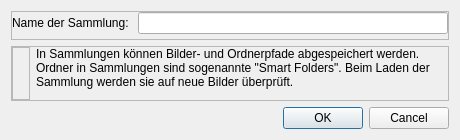
This is savecolldialog.ui in hel800/picture-show2 as Qt 5 draws it before an edit. The edited form follows.
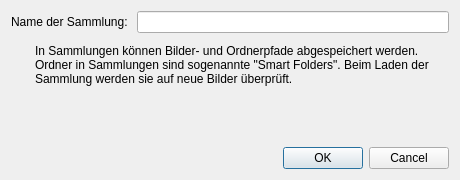
This is the edited form. Icons and pictures are not drawn.

Diff of the .ui file:
```diff
--- a/savecolldialog.ui
+++ b/savecolldialog.ui
@@ -7,13 +7,19 @@
     <x>0</x>
     <y>0</y>
     <width>460</width>
-    <height>140</height>
+    <height>180</height>
    </rect>
   </property>
+  <property name="sizePolicy">
+   <sizepolicy hsizetype="MinimumExpanding" vsizetype="Preferred">
+    <horstretch>0</horstretch>
+    <verstretch>0</verstretch>
+   </sizepolicy>
+  </property>
   <property name="minimumSize">
    <size>
     <width>460</width>
-    <height>140</height>
+    <height>180</height>
    </size>
   </property>
   <property name="maximumSize">
@@ -29,7 +35,7 @@
    <item>
     <widget class="QFrame" name="frame">
      <property name="frameShape">
-      <enum>QFrame::StyledPanel</enum>
+      <enum>QFrame::NoFrame</enum>
      </property>
      <property name="frameShadow">
       <enum>QFrame::Raised</enum>
@@ -67,7 +73,7 @@
    <item>
     <widget class="QFrame" name="frame_2">
      <property name="frameShape">
-      <enum>QFrame::StyledPanel</enum>
+      <enum>QFrame::NoFrame</enum>
      </property>
      <property name="frameShadow">
       <enum>QFrame::Raised</enum>
@@ -100,7 +106,7 @@
          </size>
         </property>
         <property name="frameShape">
-         <enum>QFrame::StyledPanel</enum>
+         <enum>QFrame::NoFrame</enum>
         </property>
         <property name="frameShadow">
          <enum>QFrame::Raised</enum>
```
